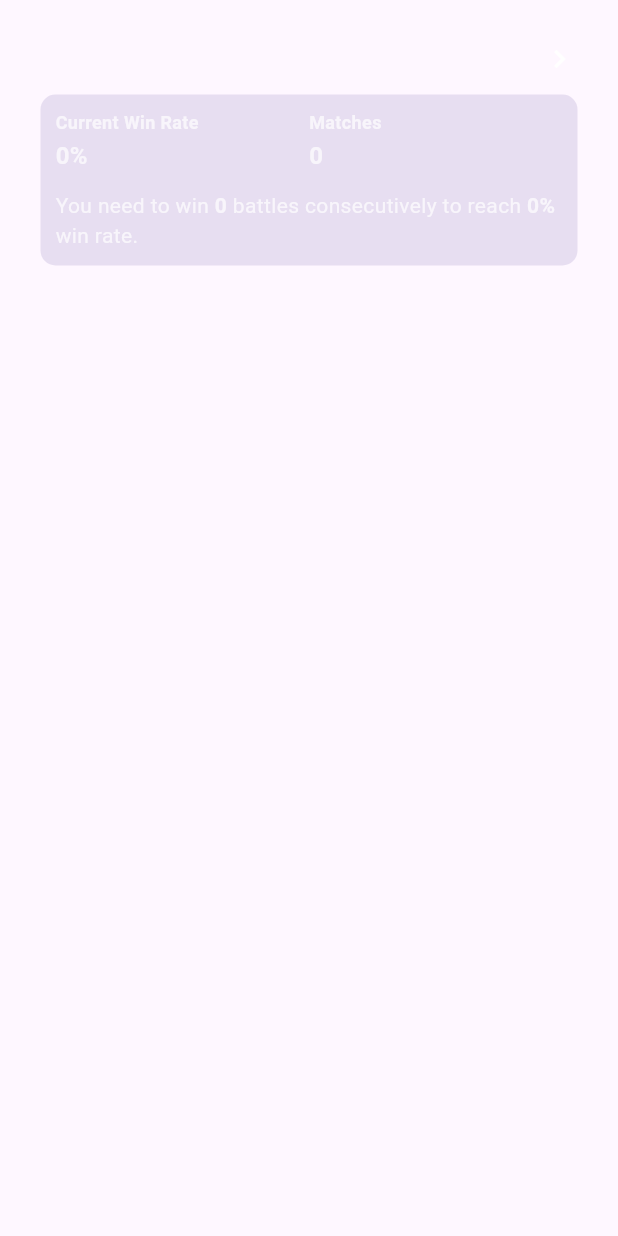
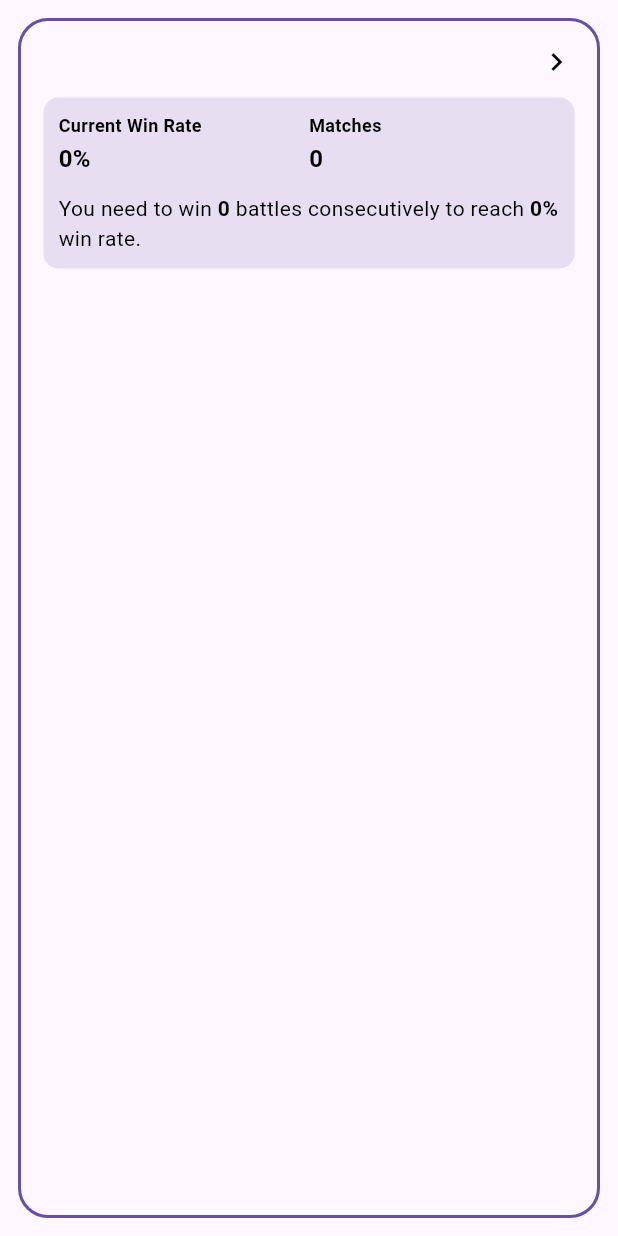
Before and after one commit to Tristaaaaan/Winr, a Flutter app: the RecordContainer widget shown alone on an empty page, opened directly with empty values, on a phone screen of 412 x 824 dp. Run offline on Flutter 3.47's test engine with Material 3 defaults, Android fonts, the phone set to English and light mode, and no system bars; our stand-ins replace flutter_hooks, flutter_riverpod, flutter_svg, freezed_annotation, go_router, hooks_riverpod and 5 more; accounts and stored records are empty.

Commit message:
fix: record container states

```diff
--- a/lib/feature/history/presentation/widgets/record_container.dart
+++ b/lib/feature/history/presentation/widgets/record_container.dart
@@ -18,9 +18,13 @@ class RecordContainer extends ConsumerWidget {
 
   @override
   Widget build(BuildContext context, WidgetRef ref) {
-    // Decode base64 image
+    // Check if record really has an image
+    final hasImage =
+        record.backgroundImage != null && record.backgroundImage!.isNotEmpty;
+
+    // Decode base64 image if exists
     Uint8List? backgroundImage;
-    if (record.backgroundImage != null && record.backgroundImage!.isNotEmpty) {
+    if (hasImage) {
       backgroundImage = base64Decode(record.backgroundImage!);
     }
 
@@ -38,7 +42,6 @@ class RecordContainer extends ConsumerWidget {
         ref.read(uploadImageNameProvider.notifier).state = [];
         ref.read(uploadImagePathProvider.notifier).state = [];
         ref.read(uploadImagePathNameProvider.notifier).state = [];
-        // reset inputs instead of requiredWinsProvider
         ref.read(desiredWinRateProvider.notifier).state = "0";
         ref.read(numberOfBattlesProvider.notifier).state = "0";
         ref.read(winRateProvider.notifier).state = "0";
@@ -46,18 +49,17 @@ class RecordContainer extends ConsumerWidget {
       },
       child: Container(
         margin: const EdgeInsets.all(12),
-
         decoration: BoxDecoration(
-          border: record.backgroundImage != null
+          border: hasImage
               ? null
               : Border.all(
                   width: 2,
                   color: Theme.of(context).colorScheme.primary,
                 ),
           borderRadius: BorderRadius.circular(20),
-          image: backgroundImage != null
+          image: hasImage
               ? DecorationImage(
-                  image: MemoryImage(backgroundImage),
+                  image: MemoryImage(backgroundImage!),
                   fit: BoxFit.cover,
                 )
               : null,
@@ -66,7 +68,7 @@ class RecordContainer extends ConsumerWidget {
           padding: const EdgeInsets.all(15),
           decoration: BoxDecoration(
             borderRadius: BorderRadius.circular(20),
-            gradient: backgroundImage != null
+            gradient: hasImage
                 ? LinearGradient(
                     begin: Alignment.topCenter,
                     end: Alignment.bottomCenter,
@@ -110,9 +112,7 @@ class RecordContainer extends ConsumerWidget {
                   Icon(
                     Icons.chevron_right_outlined,
                     size: 24,
-                    color: record.backgroundImage != null
-                        ? Colors.white
-                        : Colors.black,
+                    color: hasImage ? Colors.white : Colors.black,
                   ),
                 ],
               ),
@@ -133,14 +133,14 @@ class RecordContainer extends ConsumerWidget {
                       children: [
                         Expanded(
                           child: StatisticItem(
-                            withImage: record.backgroundImage != null,
+                            withImage: hasImage,
                             label: "Current Win Rate",
                             value: "${record.currentWinRate}%",
                           ),
                         ),
                         Expanded(
                           child: StatisticItem(
-                            withImage: record.backgroundImage != null,
+                            withImage: hasImage,
                             label: record.currentNumberOfBattles == 1
                                 ? "Match"
                                 : "Matches",
@@ -156,9 +156,7 @@ class RecordContainer extends ConsumerWidget {
                       TextSpan(
                         text: "You need to win ",
                         style: TextStyle(
-                          color: record.backgroundImage != null
-                              ? Colors.white70
-                              : Colors.black,
+                          color: hasImage ? Colors.white70 : Colors.black,
                           fontSize: 14,
                           fontWeight: FontWeight.normal,
                         ),
```
Also changed, not shown: lib/feature/records/presentation/widgets/record_form.dart (+32 -23 lines).
